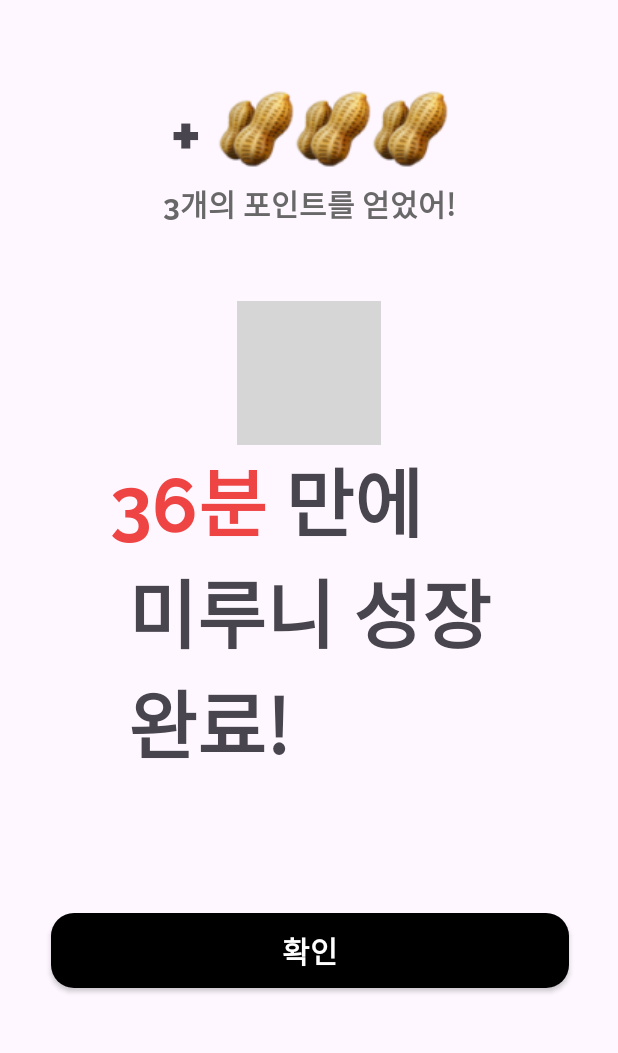
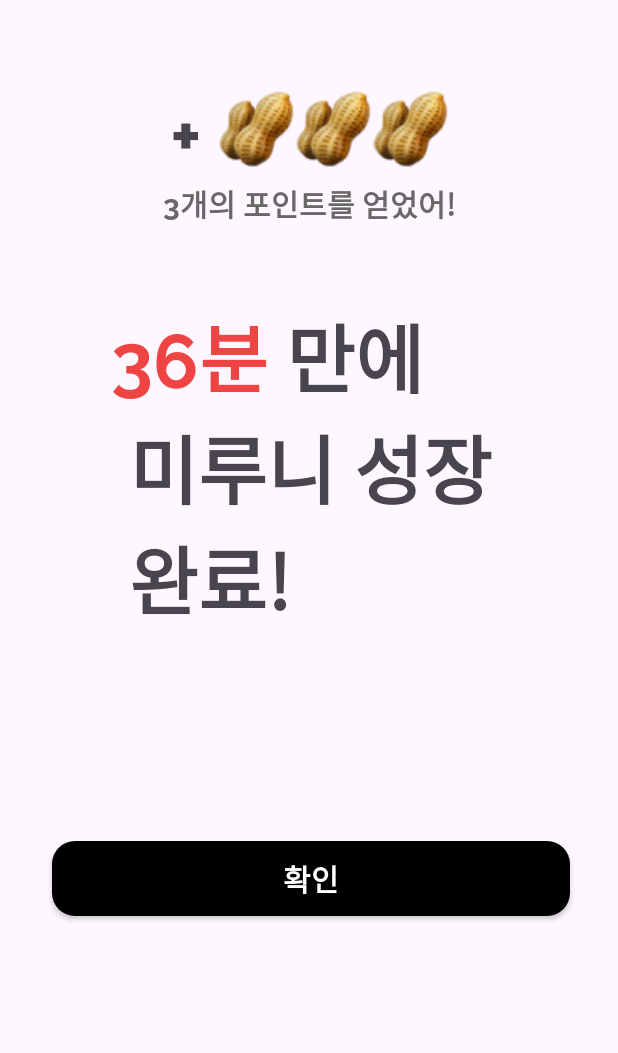
Before and after one commit to UMC-8th-MIRUNI/MIRUNI_Frontend, an Android app: the fragment CompleteFragment placed in its activity, on a phone screen of 412 x 824 dp, the part 113-1166 px from its top. Run offline under Robolectric (Android 15) with nearby library versions, the phone set to English and light mode, and no system bars; grey boxes are pictures that could not be loaded.

Commit message:
[FEAT]fragment_complete.xml 수정 #41

```diff
--- a/app/src/main/res/layout/fragment_complete.xml
+++ b/app/src/main/res/layout/fragment_complete.xml
@@ -61,27 +61,20 @@
         app:layout_constraintStart_toStartOf="@id/complete_point_layout"
         app:layout_constraintEnd_toEndOf="@id/complete_point_layout"/>
 
-    <ImageView
-        android:id="@+id/complete_miruni_iv"
+    <TextView
+        android:id="@+id/complete_minuri_growup_tv"
+        style="@style/RalewayBold700"
         android:layout_width="wrap_content"
         android:layout_height="wrap_content"
-        android:src="@drawable/complete_miruni"
+        android:layout_marginStart="73dp"
         android:layout_marginTop="50dp"
+        android:layout_marginEnd="72dp"
+        android:bufferType="spannable"
+        android:text="@string/complete_miruni_growup"
+        android:textSize="50sp"
+        app:layout_constraintEnd_toEndOf="parent"
         app:layout_constraintStart_toStartOf="parent"
-        app:layout_constraintEnd_toEndOf="parent"
-        app:layout_constraintTop_toBottomOf="@id/complete_get_point_tv"/>
-
-    <TextView
-        android:id="@+id/complete_minuri_growup_tv"
-        android:layout_width="wrap_content"
-        android:layout_height="wrap_content"
-        android:text="@string/complete_miruni_growup"
-        style="@style/RalewayBold700"
-        android:textSize="50sp"
-        android:bufferType="spannable"
-        app:layout_constraintTop_toBottomOf="@id/complete_miruni_iv"
-        app:layout_constraintStart_toStartOf="@id/complete_miruni_iv"
-        app:layout_constraintEnd_toEndOf="@id/complete_miruni_iv"/>
+        app:layout_constraintTop_toBottomOf="@+id/complete_get_point_tv" />
 
     <androidx.appcompat.widget.AppCompatButton
         android:id="@+id/complete_accept_btn"
```
